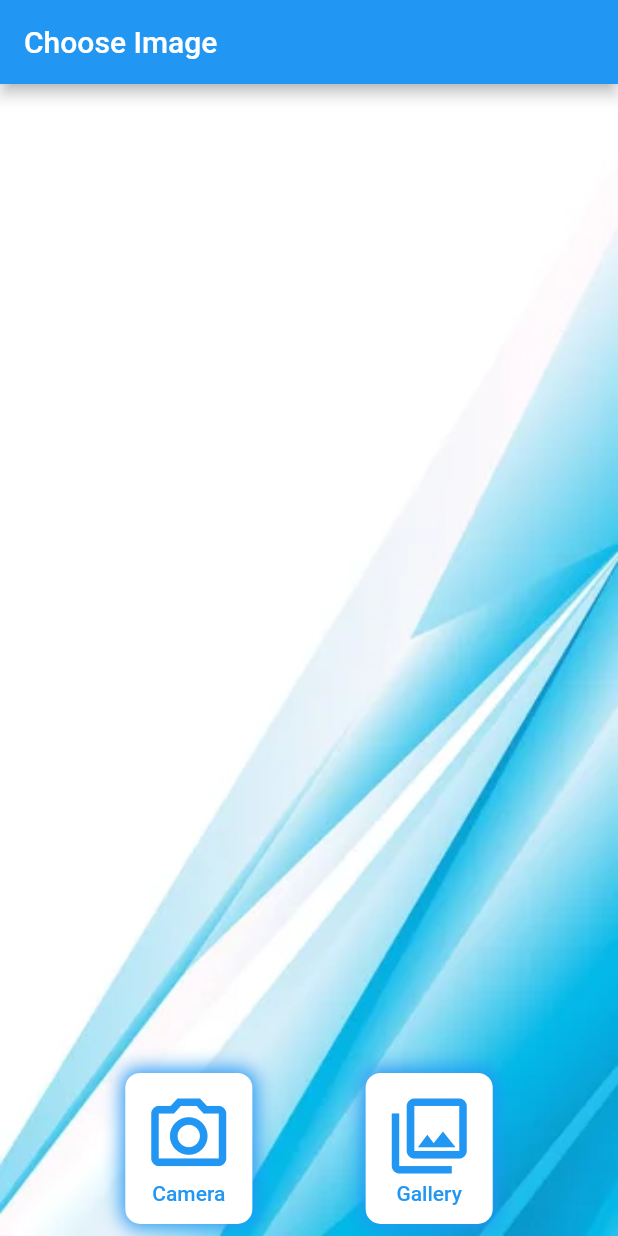
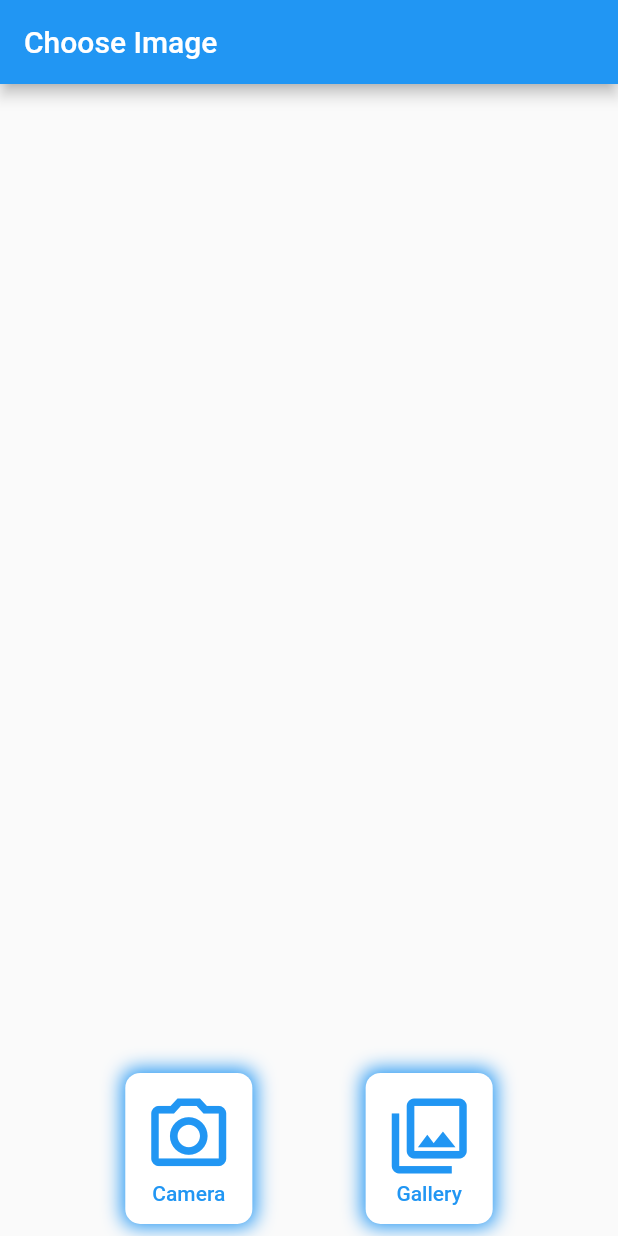
Before and after one commit to Concetto-Labs/flutter_with_fun, a Flutter app: the screen it shows after launch, on a phone screen of 412 x 824 dp. Run offline on Flutter 3.47's test engine with Material 2 defaults, Android fonts, the phone set to English and light mode, and no system bars; our stand-ins replace image_picker, permission_handler; missing offline and left inert: external_path.

```diff
--- a/lib/screens/home_screen/home_screen.dart
+++ b/lib/screens/home_screen/home_screen.dart
@@ -1,4 +1,3 @@
-import 'package:filter_app/common/app_images.dart';
 import 'package:filter_app/common/app_string.dart';
 import 'package:filter_app/screens/home_screen/widget/square_button.dart';
 import 'package:filter_app/utils/utils.dart';
@@ -26,15 +25,7 @@ class _HomeScreenState extends State<HomeScreen> {
         ),
       ),
       body: SafeArea(
-        child: Container(
-          decoration: selectedImageIntList == null
-              ? const BoxDecoration(
-                  image: DecorationImage(
-                      image: AssetImage(AppImages.splashImage),
-                      fit: BoxFit.fill))
-              : null,
         child: Column(
-            mainAxisAlignment: MainAxisAlignment.end,
           children: [
             //Image if not null
             if (selectedImageIntList != null)
@@ -57,7 +48,6 @@ class _HomeScreenState extends State<HomeScreen> {
               ),
             ),
           ],
-          ),
         ),
       ),
     );
```
Also changed, not shown: lib/screens/filter_screen/filter_screen.dart (+14 -18 lines). Lines whose indentation alone changed are shown as unchanged.
